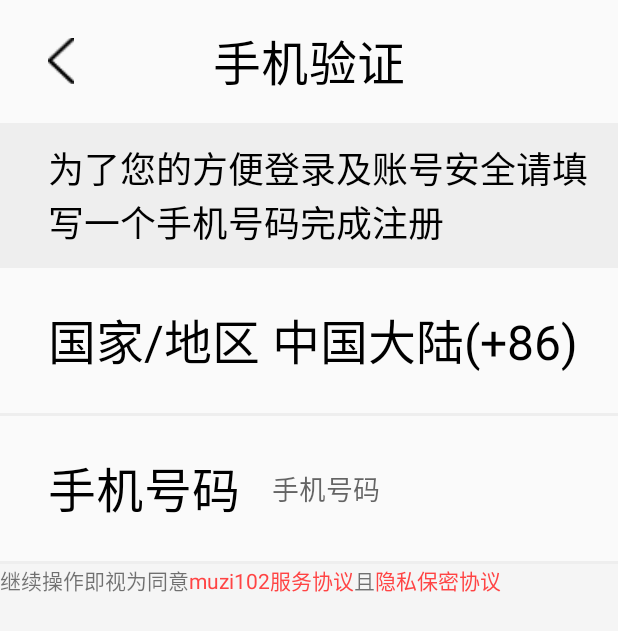
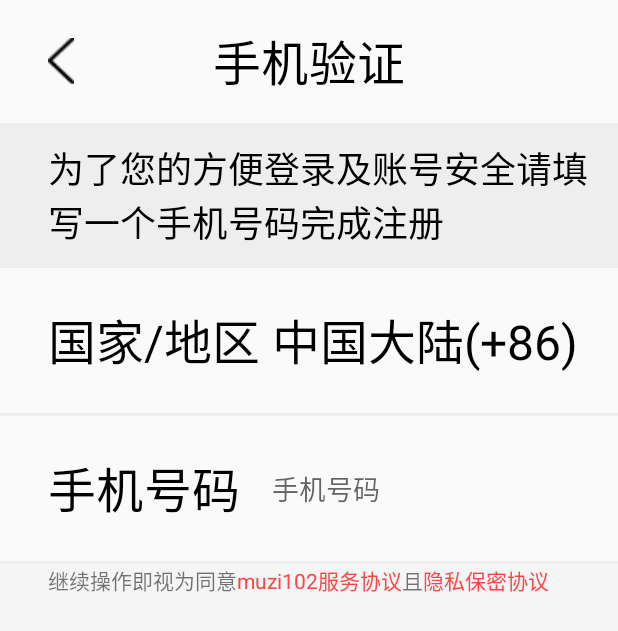
Before and after one commit to muzi102/MUZI102, an Android app: the RegisterActivity screen opened directly, with no data from a screen before it, on a phone screen of 412 x 824 dp. Shown: the top 631 px of the screen. Run offline under Robolectric (Android 15) with nearby library versions, the phone set to English and light mode, and no system bars.

Commit message:
修改布局

```diff
--- a/app/src/main/res/layout/activity_register.xml
+++ b/app/src/main/res/layout/activity_register.xml
@@ -70,6 +70,7 @@
         <LinearLayout
             android:layout_width="match_parent"
             android:layout_height="wrap_content"
+            android:paddingLeft="@dimen/px48"
             android:orientation="horizontal">
 
             <TextView
```
